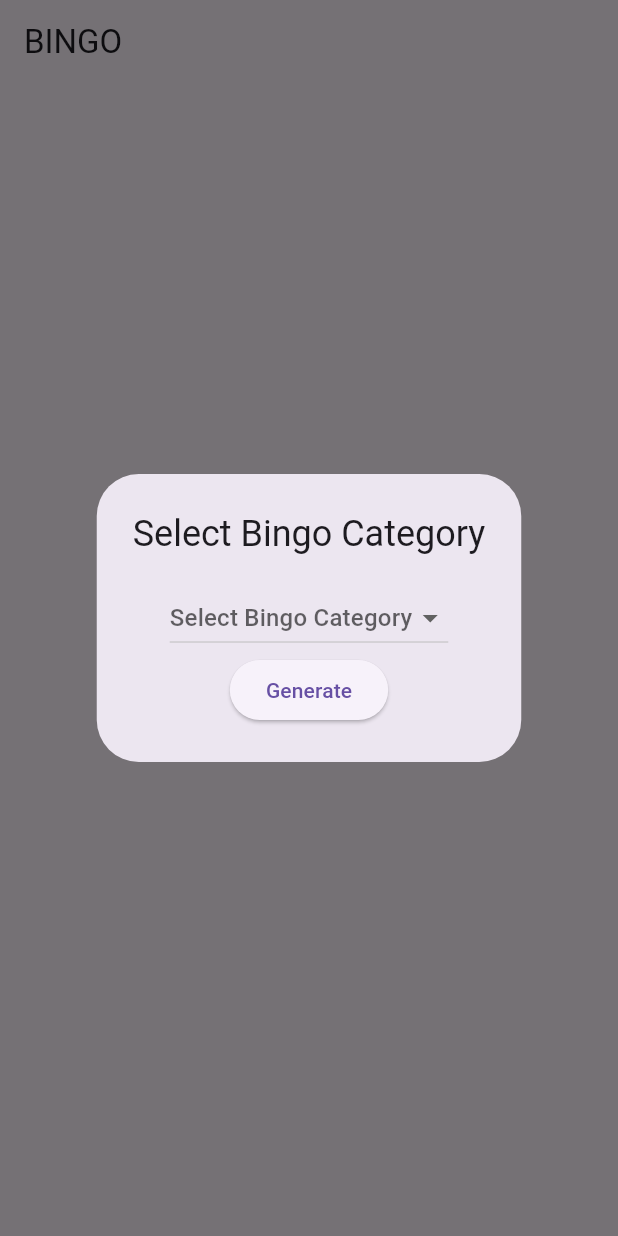
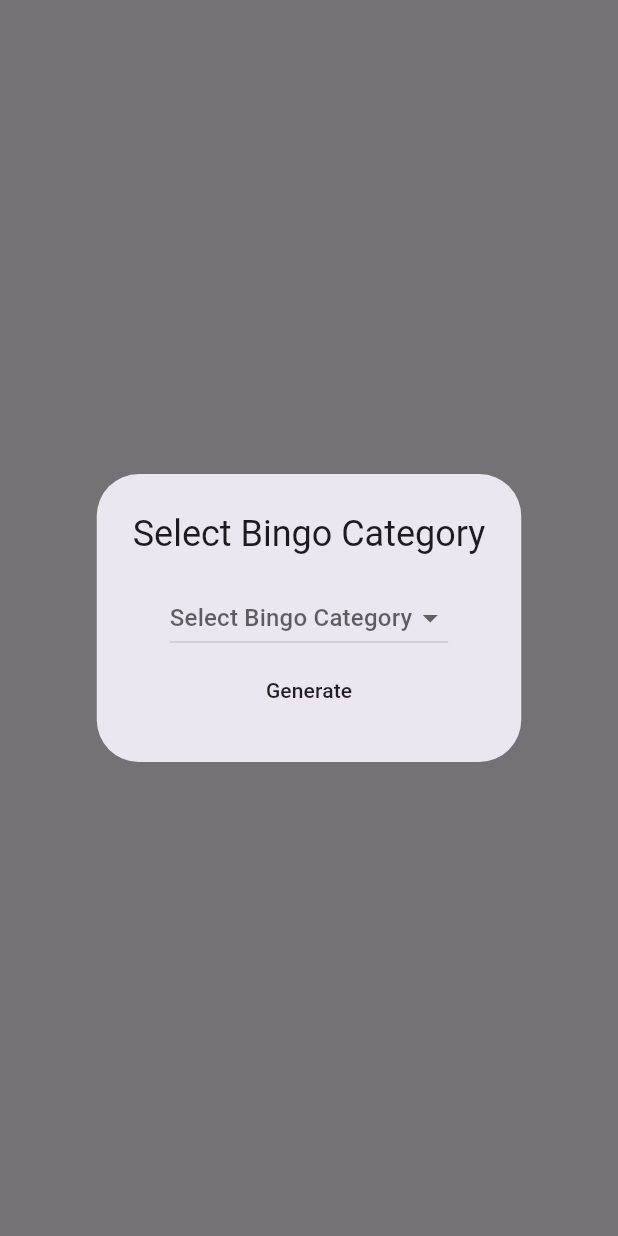
Before and after one commit to pjtoral/bingo_yellow, a Flutter app: the screen it shows after launch, after a tap on "Start", on a phone screen of 412 x 824 dp. Run offline on Flutter 3.47's test engine with Material 3 defaults, Android fonts, the phone set to English and light mode, and no system bars; our stand-ins replace stacked, stacked_services, stacked_shared.

Commit message:
second commit, the first page is 70% complete.

```diff
--- a/lib/app/app.dialogs.dart
+++ b/lib/app/app.dialogs.dart
@@ -10,7 +10,7 @@ import 'app.locator.dart';
 import '../ui/dialogs/info_alert/info_alert_dialog.dart';
 
 enum DialogType {
-  infoAlert,
+  infoAlert, custom,
 }
 
 void setupDialogUi() {
--- /dev/null
+++ b/lib/ui/views/app/app.locator.dart
@@ -0,0 +1 @@
+// TODO Implement this library.
--- a/lib/ui/views/bingo/bingo_view.dart
+++ b/lib/ui/views/bingo/bingo_view.dart
@@ -1,6 +1,4 @@
 import 'package:flutter/material.dart';
-import 'package:flutter/widgets.dart';
-
 import 'package:stacked/stacked.dart';
 import 'bingo_viewmodel.dart';
 import 'package:bingo_yellow/ui/views/table/table_view.dart';
@@ -30,7 +28,7 @@ class BingoView extends StackedView<BingoViewModel> {
               Stack(
                 children: [
                   Row(mainAxisAlignment: MainAxisAlignment.center, children: [
-                    SizedBox(
+                    const SizedBox(
                       height: 150,
                     ),
                     Column(
--- a/lib/ui/views/home/home_view.dart
+++ b/lib/ui/views/home/home_view.dart
@@ -11,16 +11,15 @@ Widget build(BuildContext context) {
     return ViewModelBuilder<HomeViewModel>.reactive(
       viewModelBuilder: () => HomeViewModel(),
       builder: (context, viewModel, child) => Scaffold(
-      appBar: AppBar(title: const Text('BINGO')),
         body: SafeArea(
           child: Center(
             child: Column(
               mainAxisAlignment: MainAxisAlignment.center,
               children: [
                 const Text('BINGO'),
-              ElevatedButton(
+                MaterialButton(
                   onPressed: () {
-                  _showCategoryModal(context);
+                    _showCategoryModal(context, viewModel); // Pass viewModel here
                   },
                   child: const Text('Start'),
                 ),
@@ -32,7 +31,7 @@ Widget build(BuildContext context) {
     );
   }
 
-  void _showCategoryModal(BuildContext context) {
+  void _showCategoryModal(BuildContext context, HomeViewModel viewModel) { // Receive viewModel here
     String? selectedCategory;
 
     showDialog(
@@ -68,9 +67,9 @@ Widget build(BuildContext context) {
                       });
                     },
                   ),
-                  ElevatedButton(
+                  MaterialButton(
                     onPressed: () {
-
+                      viewModel.navigateToBingo();
                     },
                     child: const Text('Generate'),
                   ),
```
Also changed, not shown: 1 other file. Lines whose indentation alone changed are shown as unchanged.
